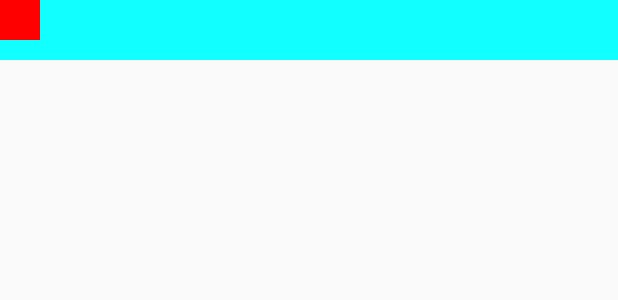
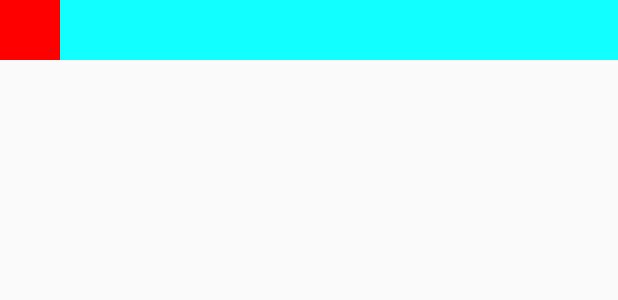
Before and after one commit to StormKid/KUI, an Android app: the layout layout.xml on its own in the app's theme, with its tools: preview values and no code run, on a phone screen of 412 x 824 dp. Shown: the top 300 px of the screen. Run offline under Robolectric (Android 15) with nearby library versions, the light colour scheme and no system bars.

Commit message:
增加屏幕计算尺寸单位换算

```diff
--- a/app/src/main/res/layout/layout.xml
+++ b/app/src/main/res/layout/layout.xml
@@ -5,5 +5,5 @@
               android:layout_height="match_parent">
     <com.stormkid.kui_base.toolbar.ToolBar android:layout_width="match_parent"
                                            android:background="#11ffff"
-                                           android:layout_height="40dp"/>
+                                           android:layout_height="wrap_content"/>
 </LinearLayout>
--- a/kui-base/src/main/java/com/stormkid/kui_base/toolbar/ToolBar.kt
+++ b/kui-base/src/main/java/com/stormkid/kui_base/toolbar/ToolBar.kt
@@ -5,6 +5,7 @@ import android.graphics.Color
 import android.util.AttributeSet
 import android.widget.ImageView
 import android.widget.RelativeLayout
+import com.stormkid.kui_base.dimen.ViewUtils
 
 /**
 主代码
@@ -17,10 +18,9 @@ class ToolBar: RelativeLayout{
     constructor(context: Context,attributeSet: AttributeSet?):this(context,attributeSet,0)
     constructor(context: Context,attributeSet: AttributeSet?,defAttr:Int):super(context,attributeSet,defAttr) {
         val imageView  =   ImageView(context).apply {
-            this.layoutParams = RelativeLayout.LayoutParams(40,40)
+            this.layoutParams = RelativeLayout.LayoutParams(ViewUtils.dip2px(context,40f),ViewUtils.dip2px(context,40f))
             this.setBackgroundColor(Color.RED)
         }
-
         this.addView(imageView)
     }
 
```
Also changed, not shown: kui-base/src/main/java/com/stormkid/kui_base/dimen/ViewUtils.kt (+32 -2 lines).
